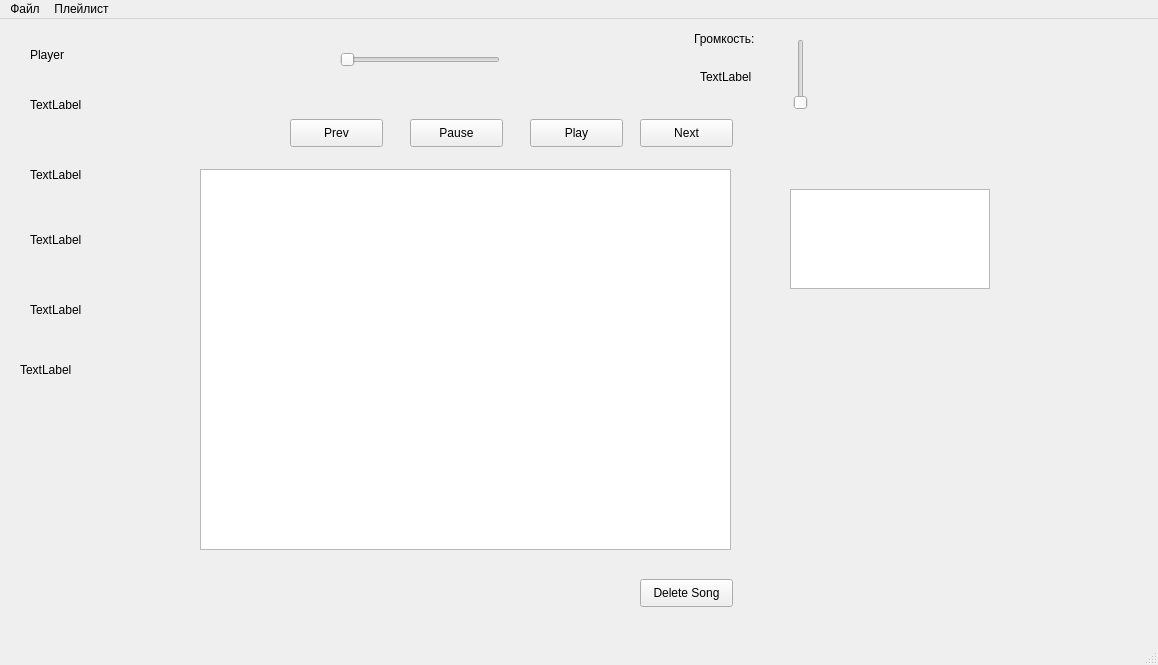
Old version of the form mainwindow.ui in the repository esiole/gui_1h2020-post.
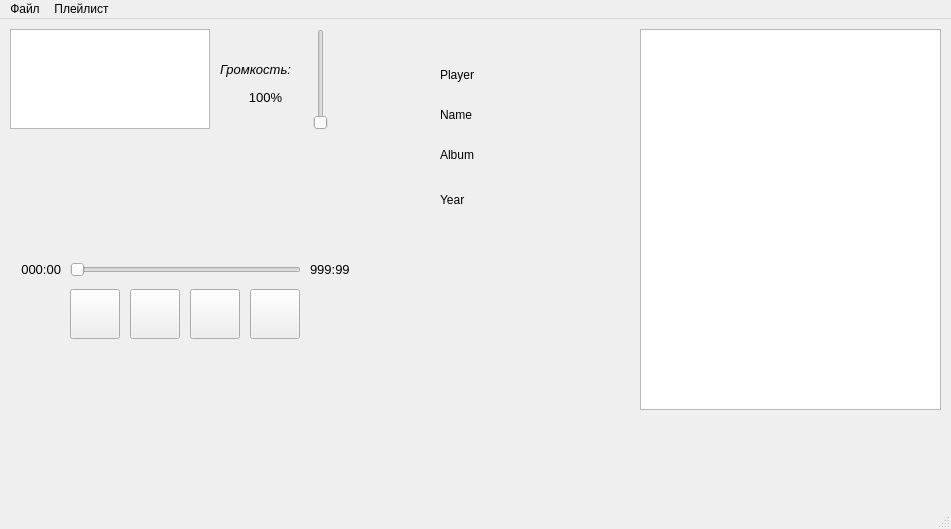
New version of the form. Icons and pictures are not drawn.

```diff
--- a/mainwindow.ui
+++ b/mainwindow.ui
@@ -6,8 +6,8 @@
    <rect>
     <x>0</x>
     <y>0</y>
-    <width>1158</width>
-    <height>665</height>
+    <width>951</width>
+    <height>529</height>
    </rect>
   </property>
   <property name="windowTitle">
@@ -17,9 +17,9 @@
    <widget class="QListView" name="listView">
     <property name="geometry">
      <rect>
-      <x>200</x>
-      <y>150</y>
-      <width>531</width>
+      <x>640</x>
+      <y>10</y>
+      <width>301</width>
       <height>381</height>
      </rect>
     </property>
@@ -27,61 +27,104 @@
    <widget class="QPushButton" name="playButton">
     <property name="geometry">
      <rect>
-      <x>530</x>
-      <y>100</y>
-      <width>93</width>
-      <height>28</height>
+      <x>190</x>
+      <y>270</y>
+      <width>50</width>
+      <height>50</height>
      </rect>
     </property>
     <property name="text">
-     <string>Play</string>
+     <string/>
+    </property>
+    <property name="icon">
+     <iconset resource="resource.qrc">
+      <normaloff>:/images/play.png</normaloff>:/images/play.png</iconset>
+    </property>
+    <property name="iconSize">
+     <size>
+      <width>50</width>
+      <height>50</height>
+     </size>
     </property>
    </widget>
    <widget class="QPushButton" name="nextButton">
     <property name="geometry">
      <rect>
-      <x>640</x>
-      <y>100</y>
-      <width>93</width>
-      <height>28</height>
+      <x>250</x>
+      <y>270</y>
+      <width>50</width>
+      <height>50</height>
      </rect>
     </property>
     <property name="text">
-     <string>Next</string>
+     <string/>
+    </property>
+    <property name="icon">
+     <iconset resource="resource.qrc">
+      <normaloff>:/images/next.png</normaloff>:/images/next.png</iconset>
+    </property>
+    <property name="iconSize">
+     <size>
+      <width>50</width>
+      <height>50</height>
+     </size>
+    </property>
+    <property name="default">
+     <bool>false</bool>
     </property>
    </widget>
    <widget class="QPushButton" name="prevButton">
     <property name="geometry">
      <rect>
-      <x>290</x>
-      <y>100</y>
-      <width>93</width>
-      <height>28</height>
+      <x>70</x>
+      <y>270</y>
+      <width>50</width>
+      <height>50</height>
      </rect>
     </property>
     <property name="text">
-     <string>Prev</string>
+     <string/>
+    </property>
+    <property name="icon">
+     <iconset resource="resource.qrc">
+      <normaloff>:/images/prev.png</normaloff>:/images/prev.png</iconset>
+    </property>
+    <property name="iconSize">
+     <size>
+      <width>50</width>
+      <height>50</height>
+     </size>
     </property>
    </widget>
    <widget class="QPushButton" name="pauseButton">
     <property name="geometry">
      <rect>
-      <x>410</x>
-      <y>100</y>
-      <width>93</width>
-      <height>28</height>
+      <x>130</x>
+      <y>270</y>
+      <width>50</width>
+      <height>50</height>
      </rect>
     </property>
     <property name="text">
-     <string>Pause</string>
+     <string/>
+    </property>
+    <property name="icon">
+     <iconset resource="resource.qrc">
+      <normaloff>:/images/pause.png</normaloff>:/images/pause.png</iconset>
+    </property>
+    <property name="iconSize">
+     <size>
+      <width>50</width>
+      <height>50</height>
+     </size>
     </property>
    </widget>
    <widget class="QLabel" name="labelPlayer">
     <property name="geometry">
      <rect>
-      <x>30</x>
-      <y>20</y>
-      <width>131</width>
+      <x>440</x>
+      <y>40</y>
+      <width>111</width>
       <height>31</height>
      </rect>
     </property>
@@ -92,75 +135,95 @@
    <widget class="QLabel" name="labelTitle">
     <property name="geometry">
      <rect>
-      <x>30</x>
-      <y>60</y>
+      <x>440</x>
+      <y>70</y>
       <width>141</width>
       <height>51</height>
      </rect>
     </property>
     <property name="text">
-     <string>TextLabel</string>
+     <string>Name</string>
     </property>
    </widget>
    <widget class="QLabel" name="labelAlbum">
     <property name="geometry">
      <rect>
-      <x>30</x>
-      <y>130</y>
+      <x>440</x>
+      <y>110</y>
       <width>151</width>
       <height>51</height>
      </rect>
     </property>
     <property name="text">
-     <string>TextLabel</string>
+     <string>Album</string>
     </property>
    </widget>
    <widget class="QLabel" name="labelYear">
     <property name="geometry">
      <rect>
-      <x>30</x>
-      <y>200</y>
-      <width>131</width>
+      <x>440</x>
+      <y>160</y>
+      <width>71</width>
       <height>41</height>
      </rect>
     </property>
     <property name="text">
-     <string>TextLabel</string>
+     <string>Year</string>
     </property>
    </widget>
    <widget class="QLabel" name="labelMaxDuration">
     <property name="geometry">
      <rect>
-      <x>20</x>
-      <y>330</y>
-      <width>141</width>
-      <height>41</height>
+      <x>310</x>
+      <y>240</y>
+      <width>51</width>
+      <height>21</height>
      </rect>
     </property>
+    <property name="font">
+     <font>
+      <family>Arial</family>
+      <pointsize>10</pointsize>
+     </font>
+    </property>
     <property name="text">
-     <string>TextLabel</string>
+     <string>999:99</string>
     </property>
    </widget>
    <widget class="QLabel" name="labelCurrentDuration">
     <property name="geometry">
      <rect>
-      <x>30</x>
-      <y>270</y>
-      <width>141</width>
-      <height>41</height>
+      <x>10</x>
+      <y>240</y>
+      <width>51</width>
+      <height>21</height>
      </rect>
     </property>
+    <property name="font">
+     <font>
+      <family>Arial</family>
+      <pointsize>10</pointsize>
+      <weight>50</weight>
+      <bold>false</bold>
+     </font>
+    </property>
     <property name="text">
-     <string>TextLabel</string>
+     <string>000:00</string>
+    </property>
+    <property name="textFormat">
+     <enum>Qt::AutoText</enum>
+    </property>
+    <property name="alignment">
+     <set>Qt::AlignRight|Qt::AlignTrailing|Qt::AlignVCenter</set>
     </property>
    </widget>
    <widget class="QSlider" name="sliderDuration">
     <property name="geometry">
      <rect>
-      <x>340</x>
-      <y>30</y>
-      <width>160</width>
-      <height>22</height>
+      <x>70</x>
+      <y>235</y>
+      <width>231</width>
+      <height>31</height>
      </rect>
     </property>
     <property name="maximum">
@@ -173,26 +236,13 @@
      <enum>Qt::Horizontal</enum>
     </property>
    </widget>
-   <widget class="QPushButton" name="delButton">
-    <property name="geometry">
-     <rect>
-      <x>640</x>
-      <y>560</y>
-      <width>93</width>
-      <height>28</height>
-     </rect>
-    </property>
-    <property name="text">
-     <string>Delete Song</string>
-    </property>
-   </widget>
    <widget class="QSlider" name="sliderVolume">
     <property name="geometry">
      <rect>
-      <x>790</x>
-      <y>20</y>
+      <x>310</x>
+      <y>10</y>
       <width>22</width>
-      <height>71</height>
+      <height>101</height>
      </rect>
     </property>
     <property name="maximum">
@@ -208,12 +258,20 @@
    <widget class="QLabel" name="textLabelVolume">
     <property name="geometry">
      <rect>
-      <x>694</x>
-      <y>10</y>
-      <width>71</width>
+      <x>220</x>
+      <y>40</y>
+      <width>91</width>
       <height>20</height>
      </rect>
     </property>
+    <property name="font">
+     <font>
+      <family>Arial</family>
+      <pointsize>10</pointsize>
+      <italic>true</italic>
+      <underline>false</underline>
+     </font>
+    </property>
     <property name="text">
      <string>Громкость:</string>
     </property>
@@ -221,21 +279,30 @@
    <widget class="QLabel" name="labelVolume">
     <property name="geometry">
      <rect>
-      <x>700</x>
-      <y>50</y>
-      <width>55</width>
+      <x>245</x>
+      <y>70</y>
+      <width>41</width>
       <height>16</height>
      </rect>
     </property>
+    <property name="font">
+     <font>
+      <family>Arial</family>
+      <pointsize>10</pointsize>
+     </font>
+    </property>
     <property name="text">
-     <string>TextLabel</string>
+     <string>100%</string>
+    </property>
+    <property name="alignment">
+     <set>Qt::AlignCenter</set>
     </property>
    </widget>
    <widget class="QGraphicsView" name="graphicsView">
     <property name="geometry">
      <rect>
-      <x>790</x>
-      <y>170</y>
+      <x>10</x>
+      <y>10</y>
       <width>200</width>
       <height>100</height>
      </rect>
@@ -247,7 +314,7 @@
     <rect>
      <x>0</x>
      <y>0</y>
-     <width>1158</width>
+     <width>951</width>
      <height>26</height>
     </rect>
    </property>
```
Left out of the diff: 28 changed lines with no effect on the pictures.
